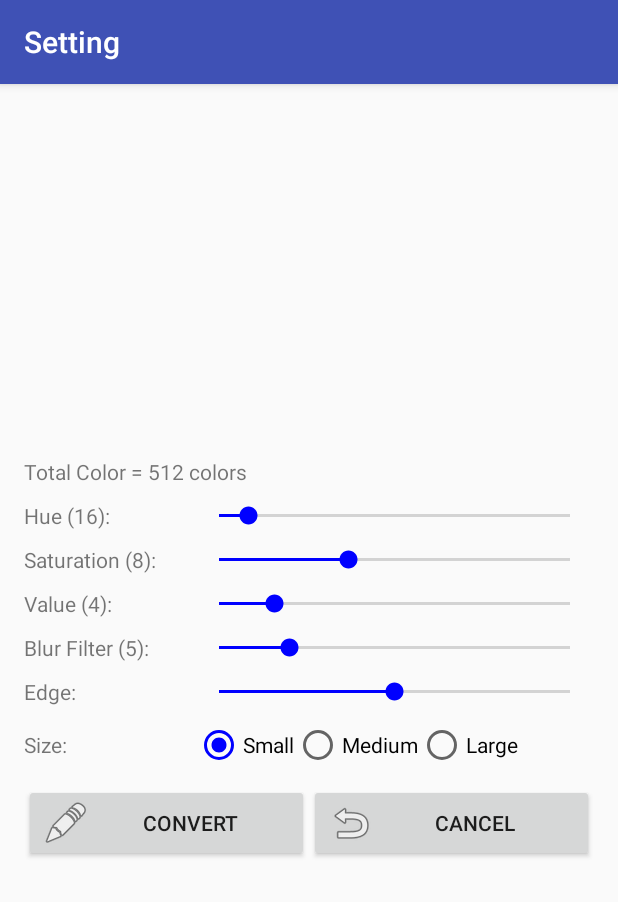
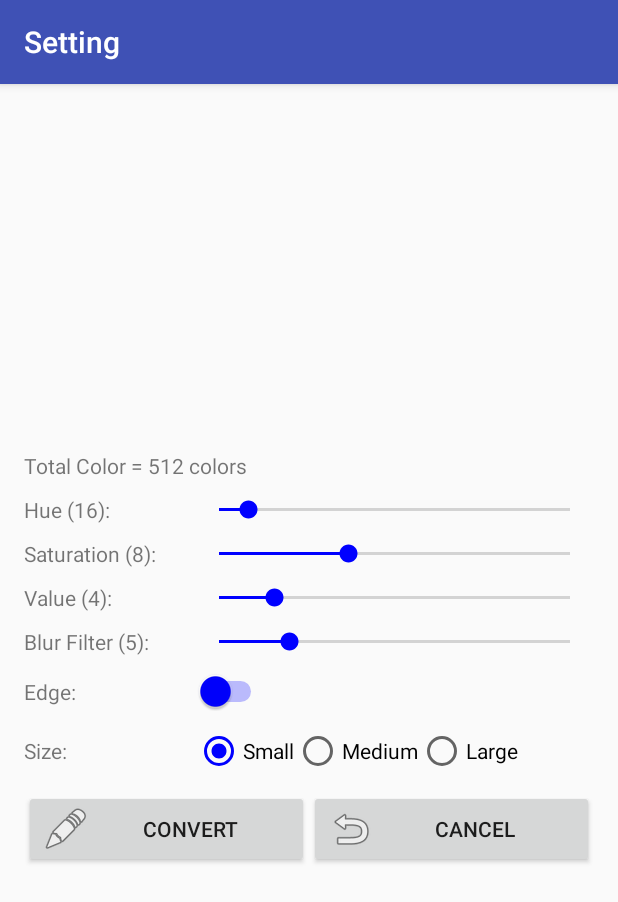
Before and after one commit to iwatake2222/AnimatedPhoto, an Android app: the SettingActivity screen opened directly, with no data from a screen before it, on a phone screen of 412 x 824 dp. Shown: the top 902 px of the screen. Run offline under Robolectric (Android 15) with nearby library versions, the light colour scheme and no system bars.

Commit message:
version 1.0.1 able to load png create save directory changed edge setting view from seekbar to switch changed icon

```diff
--- a/app/build.gradle
+++ b/app/build.gradle
@@ -8,8 +8,8 @@ android {
         applicationId "com.iwiw.take.animatedphoto"
         minSdkVersion 15
         targetSdkVersion 23
-        versionCode 1
-        versionName "1.0"
+        versionCode 100001
+        versionName "1.0.1"
     }
     buildTypes {
         release {
--- a/app/src/main/java/com/iwiw/take/animatedphoto/Consts.java
+++ b/app/src/main/java/com/iwiw/take/animatedphoto/Consts.java
@@ -11,7 +11,6 @@ public class Consts {
     public static final int DEFAULT_FILTER_NUM_S = 8;
     public static final int DEFAULT_FILTER_NUM_V = 4;
     public static final int DEFAULT_FILTER_BLUR = 5;
-    public static final int DEFAULT_FILTER_EDGE_STRENGTH = 50;
     public static final int FILTER_EDGE_LOWER = 50;    // the lower, the more sensitive(noisy)
     public static final int FILTER_EDGE_UPPER = 150;   // the lower, the more sensitive(noisy)
 }
--- a/app/src/main/java/com/iwiw/take/animatedphoto/ConvertTask.java
+++ b/app/src/main/java/com/iwiw/take/animatedphoto/ConvertTask.java
@@ -43,13 +43,12 @@ public class ConvertTask extends AsyncTaskLoader<Bitmap> {
     int m_numH, m_numS, m_numV;
     int m_blurFilterSize;
     boolean m_isShowEdge;
-    int m_edgeStrength;
     Context m_context;
 
     double m_gapH, m_gapS, m_gapV;
 
 
-    public ConvertTask(Context context, Uri orgUri, int size, int numH, int numS, int numV, int blur, boolean isShowEdge, int edgeStrength) {
+    public ConvertTask(Context context, Uri orgUri, int size, int numH, int numS, int numV, int blur, boolean isShowEdge) {
         super(context);
         m_context = context;
         m_orgUri = orgUri;
@@ -60,7 +59,6 @@ public class ConvertTask extends AsyncTaskLoader<Bitmap> {
         m_blurFilterSize = blur;
         m_isShowEdge = isShowEdge;
         // (0 ~ 100) to (210 ~ 10)
-        m_edgeStrength = (100 - edgeStrength) * 2 + 10;
 
         m_gapH = 180.0f / m_numH;
         m_gapS = 256.0f / m_numS;
@@ -100,7 +98,7 @@ public class ConvertTask extends AsyncTaskLoader<Bitmap> {
 
         /* add edge */
         if (m_isShowEdge) {
-            Imgproc.Canny(grayImage, edgeImage, this.m_edgeStrength, Consts.FILTER_EDGE_UPPER);
+            Imgproc.Canny(grayImage, edgeImage, Consts.FILTER_EDGE_LOWER, Consts.FILTER_EDGE_UPPER);
             Imgproc.cvtColor(edgeImage, outputImage, Imgproc.COLOR_GRAY2BGR);
         }
 
--- a/app/src/main/java/com/iwiw/take/animatedphoto/HomeActivity.java
+++ b/app/src/main/java/com/iwiw/take/animatedphoto/HomeActivity.java
@@ -66,7 +66,7 @@ public class HomeActivity extends AppCompatActivity {
         } else {
             intent = new Intent(Intent.ACTION_OPEN_DOCUMENT);
             intent.addCategory(Intent.CATEGORY_OPENABLE);
-            intent.setType("image/jpeg");
+            intent.setType("image/*");
             startActivityForResult(intent, REQUEST_GALLERY_IMAGE_AFTER19);
         }
 
--- a/app/src/main/java/com/iwiw/take/animatedphoto/SettingActivity.java
+++ b/app/src/main/java/com/iwiw/take/animatedphoto/SettingActivity.java
@@ -21,7 +21,7 @@ public class SettingActivity extends AppCompatActivity {
     SeekBar m_seekBarS;
     SeekBar m_seekBarV;
     SeekBar m_seekBarBlur;
-    SeekBar m_seekBarEdge;
+    Switch m_switchEdge;
     RadioGroup m_radioGroupSize;
     TextView m_textViewColor;
     TextView m_textViewSettingHue;
@@ -62,8 +62,7 @@ public class SettingActivity extends AppCompatActivity {
         intent.putExtra(ViewActivity.EXTRA_SETTING_S, m_seekBarS.getProgress() + 1);
         intent.putExtra(ViewActivity.EXTRA_SETTING_V, m_seekBarV.getProgress() + 1);
         intent.putExtra(ViewActivity.EXTRA_SETTING_BLUR, m_seekBarBlur.getProgress() * 2 + 1);
-        intent.putExtra(ViewActivity.EXTRA_SETTING_EDGE, m_seekBarEdge.getProgress()!=0);
-        intent.putExtra(ViewActivity.EXTRA_SETTING_EDGE_STRENGTH, m_seekBarEdge.getProgress());
+        intent.putExtra(ViewActivity.EXTRA_SETTING_EDGE, m_switchEdge.isChecked());
         setResult(RESULT_OK, intent);
         finish();
     }
@@ -80,7 +79,7 @@ public class SettingActivity extends AppCompatActivity {
         m_seekBarS = (SeekBar) findViewById(R.id.seekBarConvertSaturation);
         m_seekBarV = (SeekBar) findViewById(R.id.seekBarConvertValue);
         m_seekBarBlur = (SeekBar) findViewById(R.id.seekBarConvertBlur);
-        m_seekBarEdge = (SeekBar) findViewById(R.id.seekBarConvertEdge);
+        m_switchEdge = (Switch) findViewById(R.id.switchSettingEdge);
         m_radioGroupSize = (RadioGroup) findViewById(R.id.RadioGroupSettingSize);
         m_textViewColor = (TextView) findViewById(R.id.textViewSettingColor);
         m_textViewSettingHue = (TextView) findViewById(R.id.textViewSettingHue);
@@ -136,7 +135,7 @@ public class SettingActivity extends AppCompatActivity {
         editor.putInt("NUM_S", m_seekBarS.getProgress());
         editor.putInt("NUM_V", m_seekBarV.getProgress());
         editor.putInt("NUM_BLUR", m_seekBarBlur.getProgress());
-        editor.putInt("EDGE_STRENGTH", m_seekBarEdge.getProgress());
+        editor.putBoolean("EDGE", m_switchEdge.isChecked());
         editor.putInt("NUM_SIZE", size);
         editor.commit();
     }
@@ -147,7 +146,7 @@ public class SettingActivity extends AppCompatActivity {
         m_seekBarS.setProgress(sharedPreferences.getInt("NUM_S", Consts.DEFAULT_FILTER_NUM_S-1));
         m_seekBarV.setProgress(sharedPreferences.getInt("NUM_V", Consts.DEFAULT_FILTER_NUM_V-1));
         m_seekBarBlur.setProgress(sharedPreferences.getInt("NUM_BLUR", Consts.DEFAULT_FILTER_BLUR / 2));
-        m_seekBarEdge.setProgress(sharedPreferences.getInt("EDGE_STRENGTH", Consts.DEFAULT_FILTER_EDGE_STRENGTH));
+        m_switchEdge.setChecked(sharedPreferences.getBoolean("EDGE", true));
         int size = sharedPreferences.getInt("NUM_SIZE", Consts.SIZE_S);
         RadioButton rb;
         switch (size){
--- a/app/src/main/res/layout/content_setting.xml
+++ b/app/src/main/res/layout/content_setting.xml
@@ -132,14 +132,13 @@
             android:layout_weight="0.3"
             android:text="Edge:" />
 
-        <SeekBar
-            android:id="@+id/seekBarConvertEdge"
+        <Switch
+            android:id="@+id/switchSettingEdge"
             android:layout_width="0dp"
             android:layout_height="wrap_content"
-            android:layout_gravity="center"
             android:layout_weight="0.7"
-            android:max="100"
-            android:progress="50" />
+            android:layoutDirection="rtl"
+            />
     </LinearLayout>
 
 
```
Also changed, not shown: app/src/main/java/com/iwiw/take/animatedphoto/Utility.java (+9 -1 lines), app/src/main/java/com/iwiw/take/animatedphoto/ViewActivity.java (+3 -7 lines), app/src/main/res/mipmap-hdpi/ic_launcher.png, app/src/main/res/mipmap-mdpi/ic_launcher.png, app/src/main/res/mipmap-xhdpi/ic_launcher.png, app/src/main/res/mipmap-xxhdpi/ic_launcher.png, app/src/main/res/mipmap-xxxhdpi/ic_launcher.png, 3 other files.
